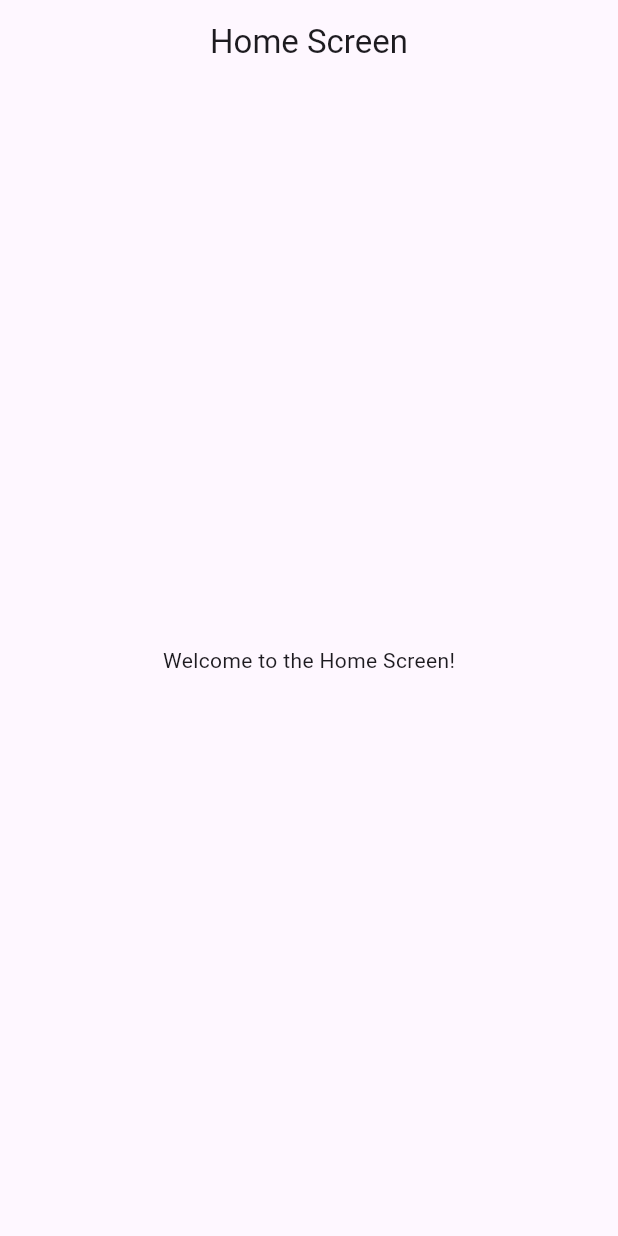
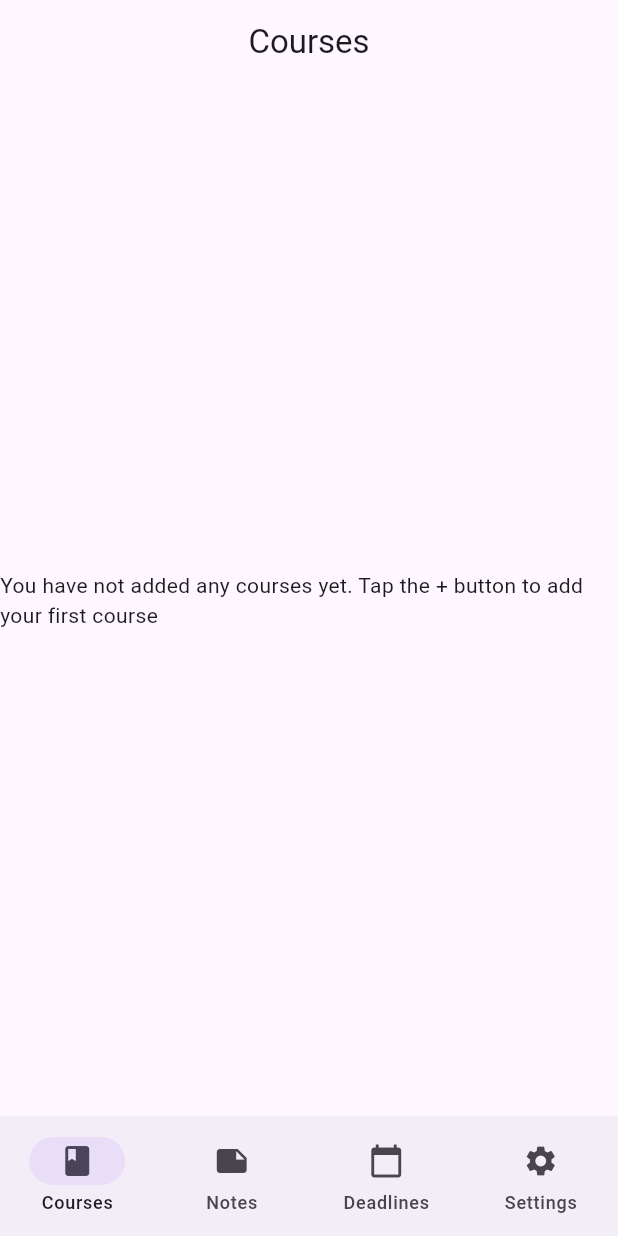
Before and after one commit to hscdexolusion/coursecompanion, a Flutter app: the screen it shows after launch, on a phone screen of 412 x 824 dp. Run offline on Flutter 3.47's test engine with Material 3 defaults, Android fonts, the phone set to English and light mode, and no system bars.

Commit message:
built the bottom navigation bar

```diff
--- /dev/null
+++ b/lib/views/pages/courses_screen.dart
@@ -0,0 +1,20 @@
+import 'package:flutter/material.dart';
+
+class CoursesScreen extends StatelessWidget {
+  const CoursesScreen({super.key});
+
+  @override
+  Widget build(BuildContext context) {
+    return Scaffold(
+      appBar: AppBar(
+        title: Text('Courses'),
+        centerTitle: true,
+      ),
+      body: Center(
+        child: Text('You have not added any courses yet. Tap the + button to add your first course'),
+      ),
+
+
+    );
+  }
+}
--- a/lib/views/pages/home_screen.dart
+++ b/lib/views/pages/home_screen.dart
@@ -11,6 +11,8 @@ class HomeScreen extends StatelessWidget {
       ),
       body: Center(
         child: Text('Welcome to the Home Screen!'),
+
+
       ),
     );
   }
--- a/lib/views/widget_tree.dart
+++ b/lib/views/widget_tree.dart
@@ -1,11 +1,43 @@
+import 'package:coursecompanion/views/pages/courses_screen.dart';
+import 'package:coursecompanion/views/pages/deadlines_screen.dart';
+import 'package:coursecompanion/views/pages/notes_screen.dart';
+import 'package:coursecompanion/views/pages/settings_screen.dart';
 import 'package:flutter/material.dart';
-import 'pages/home_screen.dart';
 
-class WidgetTree extends StatelessWidget {
+class WidgetTree extends StatefulWidget {
   const WidgetTree({super.key});
 
   @override
+  State<WidgetTree> createState() => _WidgetTreeState();
+}
+
+class _WidgetTreeState extends State<WidgetTree> {
+ int currentIndex = 0;
+
+  final List<Widget> pages = [
+     CoursesScreen(),
+     DeadlinesScreen(),
+     NotesScreen(),
+     SettingsScreen()
+  ];
+
+  @override
   Widget build(BuildContext context) {
-    return HomeScreen();
+    return Scaffold(
+      body: pages[currentIndex],
+       bottomNavigationBar: NavigationBar(
+        onDestinationSelected: (value) {
+          setState(() {
+            currentIndex = value;
+          });
+        },
+        selectedIndex: currentIndex,
+        destinations: [
+        NavigationDestination(icon: Icon(Icons.book), label: 'Courses'),
+        NavigationDestination(icon: Icon(Icons.note), label: 'Notes'),
+        NavigationDestination(icon: Icon(Icons.calendar_today), label: 'Deadlines'),
+        NavigationDestination(icon: Icon(Icons.settings), label: 'Settings'),
+      ]),
+    );
   }
 }
```
Also changed, not shown: lib/views/pages/deadlines_screen.dart (added, +15 -0 lines), lib/views/pages/notes_screen.dart (added, +15 -0 lines), lib/views/pages/settings_screen.dart (added, +15 -0 lines).
